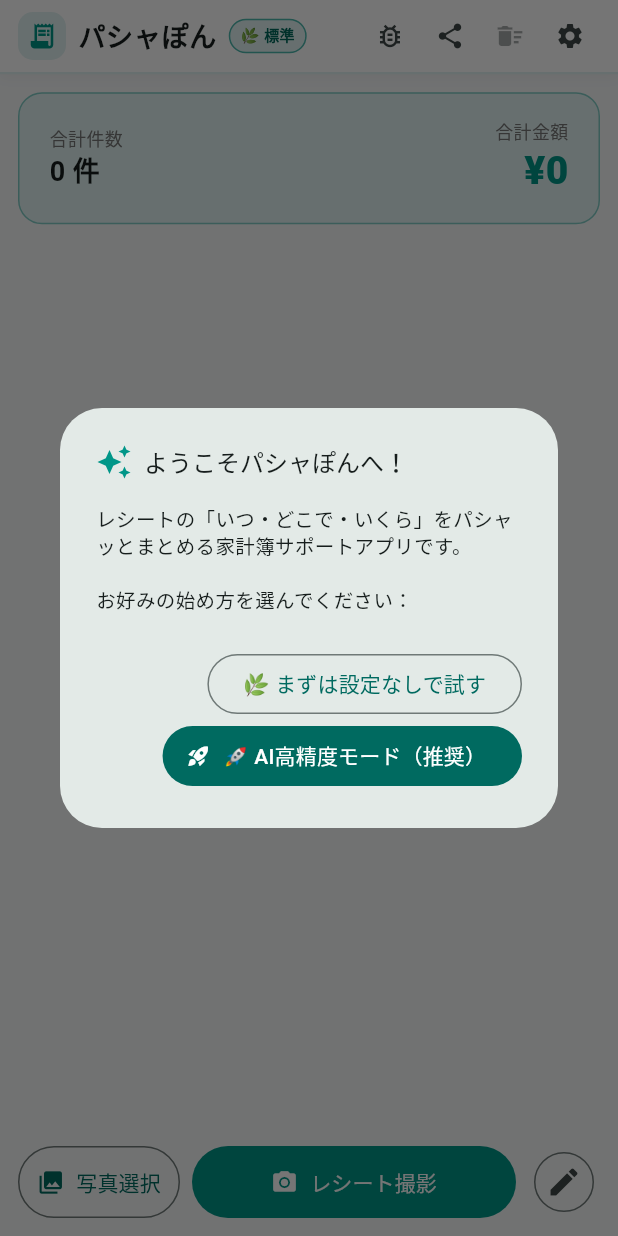
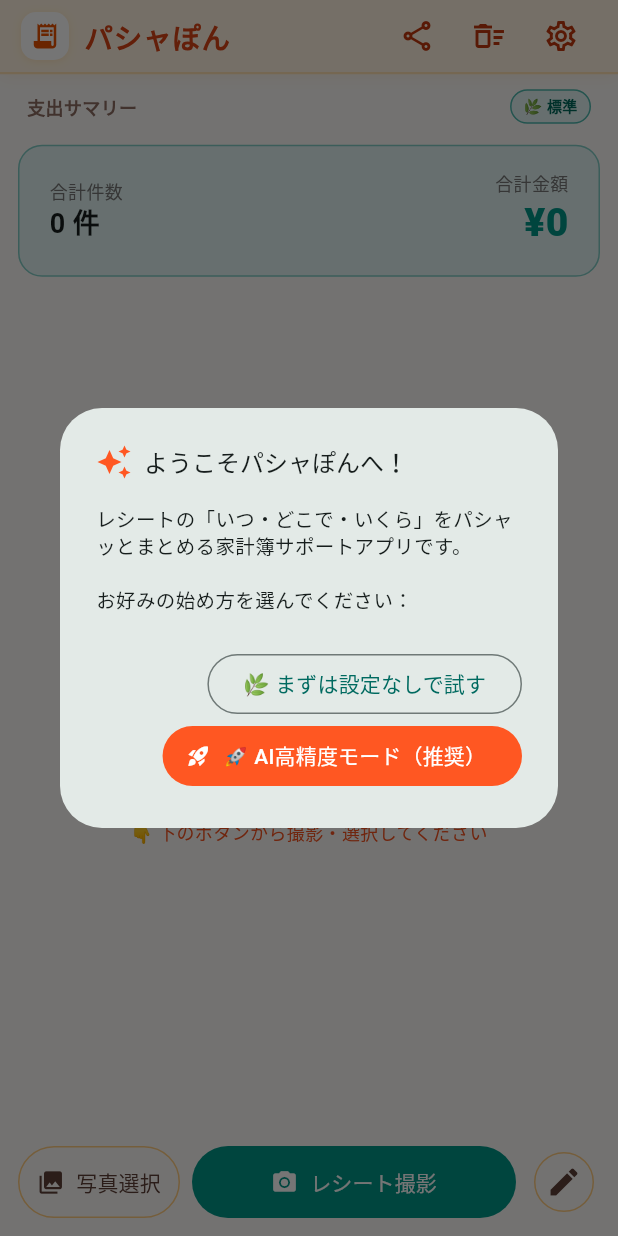
Before and after one commit to chikunoshow-creator/pashapon, a Flutter app: the screen it shows after launch, on a phone screen of 412 x 824 dp. Run offline on Flutter 3.47's test engine with Material 3 defaults, Android fonts, the phone set to English and light mode, and no system bars; our stand-ins replace flutter_riverpod, image_picker, share_plus, shared_preferences; missing offline and left inert: dart:html, dart:js_util, dart:ui_web.

Commit message:
design: アイコン連動の淡いオレンジAppBar導入、ヘッダー断捨離＆モードバッジお引越し

```diff
--- a/lib/views/home_screen.dart
+++ b/lib/views/home_screen.dart
@@ -51,74 +51,75 @@ class _HomeScreenState extends ConsumerState<HomeScreen> {
     }
 
     return Scaffold(
-      backgroundColor: const Color(0xFFF6F8F9),
-      // ★【iPhoneノッチ・ダイナミックアイランド対策＆洗練された上部ヘッダー】
+      backgroundColor: const Color(0xFFFBF9F7), // ほんのり温かみのあるオフホワイト
+      // ★【温かみのあるオレンジヘッダー ＆ スッキリ断捨離デザイン】
       appBar: PreferredSize(
-        preferredSize: const Size.fromHeight(64),
+        preferredSize: const Size.fromHeight(60),
         child: Container(
           decoration: BoxDecoration(
-            color: Colors.white,
+            color: const Color(0xFFFFF3E0), // パシャぽんアイコンと連動する淡いオレンジ
+            border: const Border(
+              bottom: BorderSide(
+                color: Color(0xFFFFE0B2), // 下部境界線（白飛び防止）
+                width: 1.5,
+              ),
+            ),
             boxShadow: [
               BoxShadow(
-                color: Colors.black.withOpacity(0.04),
-                offset: const Offset(0, 2),
-                blurRadius: 6,
+                color: Colors.orange.withOpacity(0.08),
+                offset: const Offset(0, 3),
+                blurRadius: 8,
               ),
             ],
-            border: Border(
-              bottom: BorderSide(color: Colors.teal.shade50, width: 1.5),
-            ),
           ),
           child: SafeArea(
             bottom: false,
             child: Padding(
-              padding: const EdgeInsets.symmetric(horizontal: 12, vertical: 4),
+              padding: const EdgeInsets.symmetric(horizontal: 14),
               child: Row(
                 children: [
-                  // アプリアイコン風バッジ ＆ タイトル
+                  // アプリアイコン風バッジ
                   Container(
                     padding: const EdgeInsets.all(6),
                     decoration: BoxDecoration(
-                      color: Colors.teal.shade50,
+                      color: Colors.white,
                       borderRadius: BorderRadius.circular(10),
+                      boxShadow: [
+                        BoxShadow(
+                          color: Colors.orange.withOpacity(0.15),
+                          blurRadius: 4,
+                          offset: const Offset(0, 1),
+                        ),
+                      ],
                     ),
-                    child: const Icon(Icons.receipt_long, color: Colors.teal, size: 20),
+                    child: const Icon(Icons.receipt_long, color: Color(0xFFE65100), size: 20),
                   ),
-                  const SizedBox(width: 8),
+                  const SizedBox(width: 10),
+                  // タイトルロゴ
                   const Text(
                     AppConstants.appName,
-                    style: TextStyle(fontWeight: FontWeight.w900, fontSize: 18, letterSpacing: 0.5),
-                  ),
-                  const SizedBox(width: 8),
-                  // モードバッジ
-                  GestureableBadge(
-                    isAiMode: settings.isAiMode,
-                    onTap: () => _showModeExplanation(settings.isAiMode),
+                    style: TextStyle(
+                      fontWeight: FontWeight.w900,
+                      fontSize: 19,
+                      color: Color(0xFFD84315), // キリッと引き締まるディープオレンジ
+                      letterSpacing: 0.5,
+                    ),
                   ),
                   const Spacer(),
-                  // アクションボタン群
+                  // 右上アクションボタン（厳選された3つのみでスッキリ！）
                   IconButton(
-                    icon: const Icon(Icons.bug_report_outlined, size: 20),
-                    tooltip: 'エラーログ',
-                    visualDensity: VisualDensity.compact,
-                    onPressed: _showErrorLogs,
-                  ),
-                  IconButton(
-                    icon: const Icon(Icons.share, size: 20),
-                    tooltip: 'LINE等へ共有',
-                    visualDensity: VisualDensity.compact,
+                    icon: const Icon(Icons.share_outlined, color: Color(0xFFBF360C)),
+                    tooltip: '共有',
                     onPressed: _shareReceipts,
                   ),
                   IconButton(
-                    icon: const Icon(Icons.delete_sweep, size: 20),
+                    icon: const Icon(Icons.delete_sweep_outlined, color: Color(0xFFBF360C)),
                     tooltip: '一括消去',
-                    visualDensity: VisualDensity.compact,
                     onPressed: receipts.isEmpty ? null : _confirmClearAll,
                   ),
                   IconButton(
-                    icon: const Icon(Icons.settings, size: 20),
+                    icon: const Icon(Icons.settings_outlined, color: Color(0xFFBF360C)),
                     tooltip: '設定',
-                    visualDensity: VisualDensity.compact,
                     onPressed: _showSettings,
                   ),
                 ],
@@ -131,6 +132,27 @@ class _HomeScreenState extends ConsumerState<HomeScreen> {
         children: [
           Column(
             children: [
+              // ★サマリーヘッダーの上にモードバッジをお引越し（自然な配置！）
+              Padding(
+                padding: const EdgeInsets.only(left: 18, right: 18, top: 10, bottom: 2),
+                child: Row(
+                  mainAxisAlignment: MainAxisAlignment.spaceBetween,
+                  children: [
+                    Text(
+                      '支出サマリー',
+                      style: TextStyle(
+                        fontSize: 12,
+                        fontWeight: FontWeight.bold,
+                        color: Colors.brown.shade400,
+                      ),
+                    ),
+                    GestureableBadge(
+                      isAiMode: settings.isAiMode,
+                      onTap: () => _showModeExplanation(settings.isAiMode),
+                    ),
+                  ],
+                ),
+              ),
               const SummaryHeader(),
               Expanded(
                 child: receipts.isEmpty
@@ -140,7 +162,7 @@ class _HomeScreenState extends ConsumerState<HomeScreen> {
                           child: Column(
                             mainAxisAlignment: MainAxisAlignment.center,
                             children: [
-                              Icon(Icons.receipt_long, size: 64, color: Colors.teal.shade200),
+                              Icon(Icons.receipt_long, size: 64, color: Colors.orange.shade200),
                               const SizedBox(height: 16),
                               const Text(
                                 '財布にレシート溜まってませんか？',
@@ -155,7 +177,7 @@ class _HomeScreenState extends ConsumerState<HomeScreen> {
                               const SizedBox(height: 16),
                               Text(
                                 '👇 下のボタンから撮影・選択してください',
-                                style: TextStyle(color: Colors.teal.shade700, fontSize: 12, fontWeight: FontWeight.w500),
+                                style: TextStyle(color: Colors.deepOrange.shade600, fontSize: 12, fontWeight: FontWeight.w500),
                               ),
                             ],
                           ),
@@ -185,7 +207,7 @@ class _HomeScreenState extends ConsumerState<HomeScreen> {
                     child: Column(
                       mainAxisSize: MainAxisSize.min,
                       children: [
-                        const CircularProgressIndicator(),
+                        const CircularProgressIndicator(color: Colors.deepOrange),
                         const SizedBox(height: 16),
                         Text(_loadingMessage, style: const TextStyle(fontWeight: FontWeight.bold)),
                       ],
@@ -206,7 +228,11 @@ class _HomeScreenState extends ConsumerState<HomeScreen> {
                   onPressed: _isLoading ? null : _processGalleryImage,
                   icon: const Icon(Icons.photo_library),
                   label: const Text('写真選択'),
-                  style: OutlinedButton.styleFrom(padding: const EdgeInsets.symmetric(vertical: 14)),
+                  style: OutlinedButton.styleFrom(
+                    foregroundColor: Colors.brown.shade700,
+                    side: BorderSide(color: Colors.orange.shade200),
+                    padding: const EdgeInsets.symmetric(vertical: 14),
+                  ),
                 ),
               ),
               const SizedBox(width: 8),
@@ -226,6 +252,10 @@ class _HomeScreenState extends ConsumerState<HomeScreen> {
               IconButton.outlined(
                 tooltip: '手入力',
                 icon: const Icon(Icons.edit),
+                style: IconButton.styleFrom(
+                  side: BorderSide(color: Colors.orange.shade200),
+                  foregroundColor: Colors.brown.shade700,
+                ),
                 onPressed: () {
                   showDialog(
                     context: context,
@@ -262,7 +292,7 @@ class _HomeScreenState extends ConsumerState<HomeScreen> {
       builder: (ctx) => AlertDialog(
         title: const Row(
           children: [
-            Icon(Icons.auto_awesome, color: Colors.teal),
+            Icon(Icons.auto_awesome, color: Colors.deepOrange),
             SizedBox(width: 8),
             Text('ようこそパシャぽんへ！', style: TextStyle(fontSize: 16)),
           ],
@@ -277,6 +307,7 @@ class _HomeScreenState extends ConsumerState<HomeScreen> {
             child: const Text('🌿 まずは設定なしで試す'),
           ),
           FilledButton.icon(
+            style: FilledButton.styleFrom(backgroundColor: Colors.deepOrange),
             icon: const Icon(Icons.rocket_launch, size: 16),
             label: const Text('🚀 AI高精度モード（推奨）'),
             onPressed: () {
@@ -303,6 +334,7 @@ class _HomeScreenState extends ConsumerState<HomeScreen> {
         actions: [
           if (!isAiMode)
             FilledButton(
+              style: FilledButton.styleFrom(backgroundColor: Colors.deepOrange),
               onPressed: () {
                 Navigator.pop(ctx);
                 _showSettings();
@@ -379,7 +411,7 @@ class _HomeScreenState extends ConsumerState<HomeScreen> {
             action: (!settings.isAiMode && (result.store == '不明な店舗' || result.amount == 0))
                 ? SnackBarAction(
                     label: 'AIで読む',
-                    textColor: Colors.tealAccent,
+                    textColor: Colors.orangeAccent,
                     onPressed: _showSettings,
                   )
                 : null,
@@ -404,7 +436,7 @@ class _HomeScreenState extends ConsumerState<HomeScreen> {
             duration: const Duration(seconds: 4),
             action: SnackBarAction(
               label: '詳細',
-              textColor: Colors.tealAccent,
+              textColor: Colors.orangeAccent,
               onPressed: _showErrorLogs,
             ),
           ),
@@ -434,6 +466,7 @@ class _HomeScreenState extends ConsumerState<HomeScreen> {
         ),
         actions: [
           FilledButton(
+            style: FilledButton.styleFrom(backgroundColor: Colors.deepOrange),
             onPressed: () => Navigator.pop(ctx),
             child: const Text('了解'),
           ),
@@ -478,7 +511,7 @@ class _HomeScreenState extends ConsumerState<HomeScreen> {
       await Clipboard.setData(ClipboardData(text: text));
       if (mounted) {
         ScaffoldMessenger.of(context).showSnackBar(
-          const SnackBar(content: Text('クリップボードにコピーしました！そのままLINEに貼り付けられます。')),
+          const SnackBar(content: Text('クリップボードにコピーしました！そのまま貼り付けられます。')),
         );
       }
     }
@@ -489,7 +522,7 @@ class _HomeScreenState extends ConsumerState<HomeScreen> {
       context: context,
       builder: (ctx) => AlertDialog(
         title: const Text('履歴の一括リセット'),
-        content: const Text('共有済みのレシートデータとサムネイル画像をすべて消去しますか？\n（APIキー等の設定は保持されます）'),
+        content: const Text('記録したレシートデータとサムネイル画像をすべて消去しますか？\n（※定期的にリセットすると端末容量を節約できます）'),
         actions: [
           TextButton(onPressed: () => Navigator.pop(ctx), child: const Text('戻る')),
           FilledButton(
@@ -521,12 +554,12 @@ class GestureableBadge extends StatelessWidget {
       onTap: onTap,
       borderRadius: BorderRadius.circular(12),
       child: Container(
-        padding: const EdgeInsets.symmetric(horizontal: 7, vertical: 3),
+        padding: const EdgeInsets.symmetric(horizontal: 8, vertical: 3),
         decoration: BoxDecoration(
-          color: isAiMode ? Colors.purple.shade50 : Colors.teal.shade50,
+          color: isAiMode ? const Color(0xFFFBE9E7) : Colors.teal.shade50,
           borderRadius: BorderRadius.circular(12),
           border: Border.all(
-            color: isAiMode ? Colors.purple.shade300 : Colors.teal.shade300,
+            color: isAiMode ? const Color(0xFFFFAB91) : Colors.teal.shade300,
             width: 1,
           ),
         ),
@@ -538,7 +571,7 @@ class GestureableBadge extends StatelessWidget {
               style: TextStyle(
                 fontSize: 10,
                 fontWeight: FontWeight.bold,
-                color: isAiMode ? Colors.purple.shade800 : Colors.teal.shade800,
+                color: isAiMode ? const Color(0xFFD84315) : Colors.teal.shade800,
               ),
             ),
           ],
```
